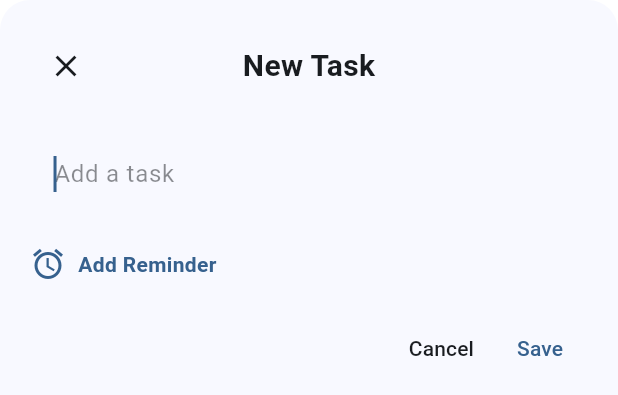
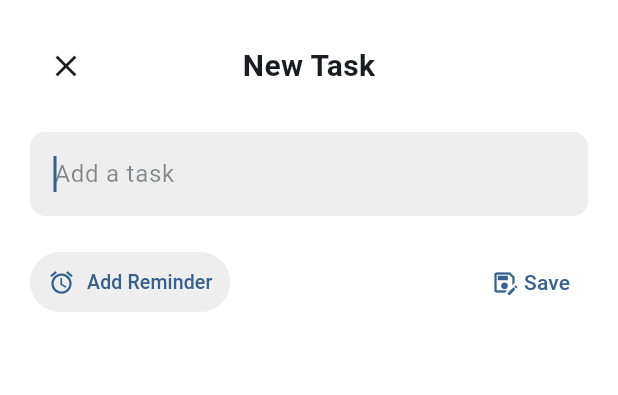
Before and after one commit to Surya-Kaliappan/prodigy, a Flutter app: the AddTaskBottomSheet widget shown alone on an empty page, opened directly with empty values, on a phone screen of 412 x 824 dp. Shown: the top 395 px of the screen. Run offline on Flutter 3.47's test engine with Material 3 defaults, Android fonts, the phone set to English and light mode, and no system bars; our stand-ins replace auto_size_text, math_expressions, shared_preferences; accounts and stored records are empty.

```diff
--- a/todo/lib/screens/search_screen.dart
+++ b/todo/lib/screens/search_screen.dart
@@ -72,7 +72,7 @@ class _SearchScreenState extends State<SearchScreen> {
         return AddTaskBottomSheet(
           isEditMode: true,
           initialTitle: task.title,
-          onAddTask: (String newTitle) {}, // Not used in edit mode
+          onAddTask: (String newTitle) {},
           onSave: (String newTitle) {
             setState(() {
               task.title = newTitle;
--- a/todo/lib/widgets/add_task_bottom_sheet.dart
+++ b/todo/lib/widgets/add_task_bottom_sheet.dart
@@ -40,7 +40,15 @@ class _AddTaskBottomSheetState extends State<AddTaskBottomSheet> {
 
   @override
   Widget build(BuildContext context) {
+    final Brightness brightness = Theme.of(context).brightness;
     final Color onBackgroundColor = Theme.of(context).colorScheme.onBackground;
+
+    // Dynamically set background colors based on theme
+    final Color sheetBackgroundColor =
+        brightness == Brightness.dark ? Colors.grey.shade900 : Colors.white;
+    final Color textFieldFillColor = brightness == Brightness.dark
+        ? Colors.grey.shade800
+        : Colors.grey.shade200;
 
     return Padding(
       padding: EdgeInsets.only(
@@ -49,7 +57,7 @@ class _AddTaskBottomSheetState extends State<AddTaskBottomSheet> {
       child: Container(
         padding: const EdgeInsets.all(20),
         decoration: BoxDecoration(
-          color: Theme.of(context).colorScheme.background,
+          color: sheetBackgroundColor,
           borderRadius: const BorderRadius.vertical(top: Radius.circular(20)),
         ),
         child: Column(
@@ -77,15 +85,13 @@ class _AddTaskBottomSheetState extends State<AddTaskBottomSheet> {
             TextField(
               controller: _controller,
               focusNode: _focusNode,
-              maxLines: null, // This allows the text to wrap to a new line
+              maxLines: null,
               keyboardType: TextInputType.multiline,
               decoration: InputDecoration(
                 hintText: 'Add a task',
                 hintStyle: TextStyle(color: onBackgroundColor.withOpacity(0.5)),
                 filled: true,
-                fillColor: Theme.of(context)
-                    .colorScheme
-                    .surface, // Changed the background color
+                fillColor: textFieldFillColor,
                 border: OutlineInputBorder(
                   borderRadius: BorderRadius.circular(10),
                   borderSide: BorderSide.none,
@@ -102,30 +108,27 @@ class _AddTaskBottomSheetState extends State<AddTaskBottomSheet> {
             ),
             const SizedBox(height: 20),
             Row(
+              mainAxisAlignment: MainAxisAlignment.spaceBetween,
               children: [
-                Icon(Icons.alarm, color: Theme.of(context).colorScheme.primary),
-                const SizedBox(width: 8),
-                Text(
-                  'Add Reminder',
-                  style: TextStyle(
-                    color: Theme.of(context).colorScheme.primary,
-                    fontWeight: FontWeight.bold,
+                ElevatedButton.icon(
+                  onPressed: () {
+                    // Placeholder for reminder functionality
+                  },
+                  icon: Icon(Icons.alarm,
+                      color: Theme.of(context).colorScheme.primary, size: 18.0),
+                  label: Text('Add Reminder',
+                      style: TextStyle(
+                          color: Theme.of(context).colorScheme.primary,
+                          fontSize: 13.0)),
+                  style: ElevatedButton.styleFrom(
+                    padding:
+                        const EdgeInsets.symmetric(horizontal: 12, vertical: 0),
+                    backgroundColor: textFieldFillColor,
+                    shape: RoundedRectangleBorder(
+                      borderRadius: BorderRadius.circular(50.0),
+                    ),
+                    elevation: 0,
                   ),
-                ),
-              ],
-            ),
-            const SizedBox(height: 20),
-            Row(
-              mainAxisAlignment: MainAxisAlignment.end,
-              children: [
-                TextButton(
-                  onPressed: () {
-                    _controller.clear();
-                    Navigator.of(context).pop();
-                  },
-                  child: Text('Cancel',
-                      style: TextStyle(
-                          color: Theme.of(context).colorScheme.onSurface)),
                 ),
                 TextButton(
                   onPressed: () {
@@ -138,9 +141,16 @@ class _AddTaskBottomSheetState extends State<AddTaskBottomSheet> {
                     }
                     Navigator.of(context).pop();
                   },
-                  child: Text('Save',
-                      style: TextStyle(
-                          color: Theme.of(context).colorScheme.primary)),
+                  child: Row(
+                    children: [
+                      Icon(Icons.save_as_outlined,
+                          color: Theme.of(context).colorScheme.primary),
+                      const SizedBox(width: 4),
+                      Text('Save',
+                          style: TextStyle(
+                              color: Theme.of(context).colorScheme.primary)),
+                    ],
+                  ),
                 ),
               ],
             ),
```
Also changed, not shown: todo/lib/screens/home_screen.dart (+50 -53 lines).
